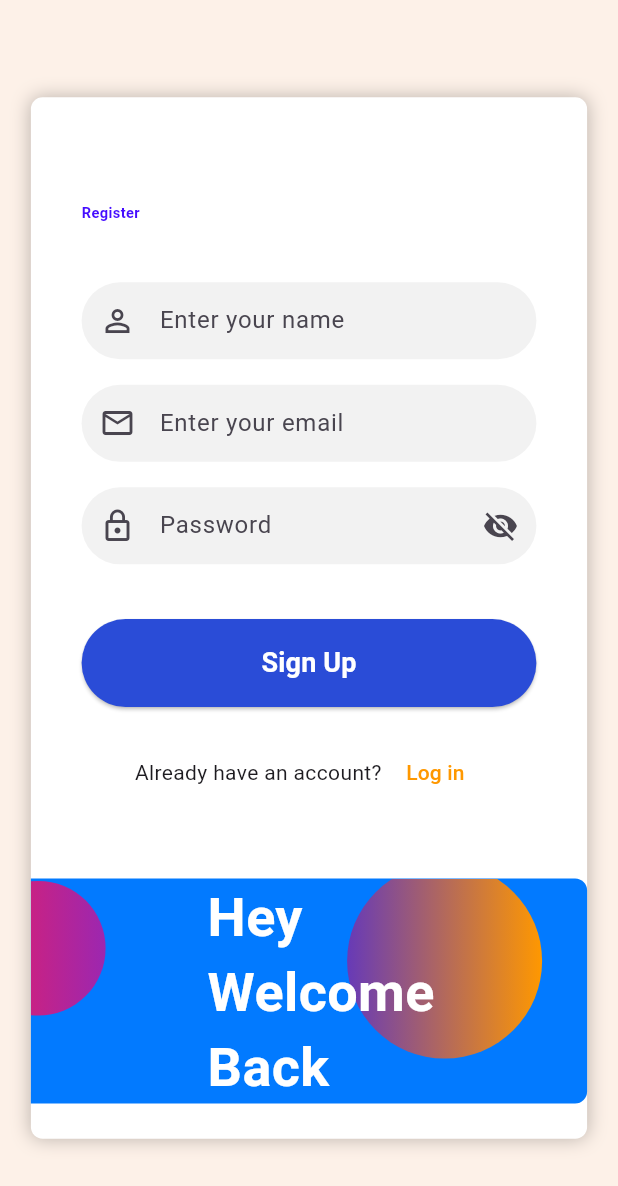
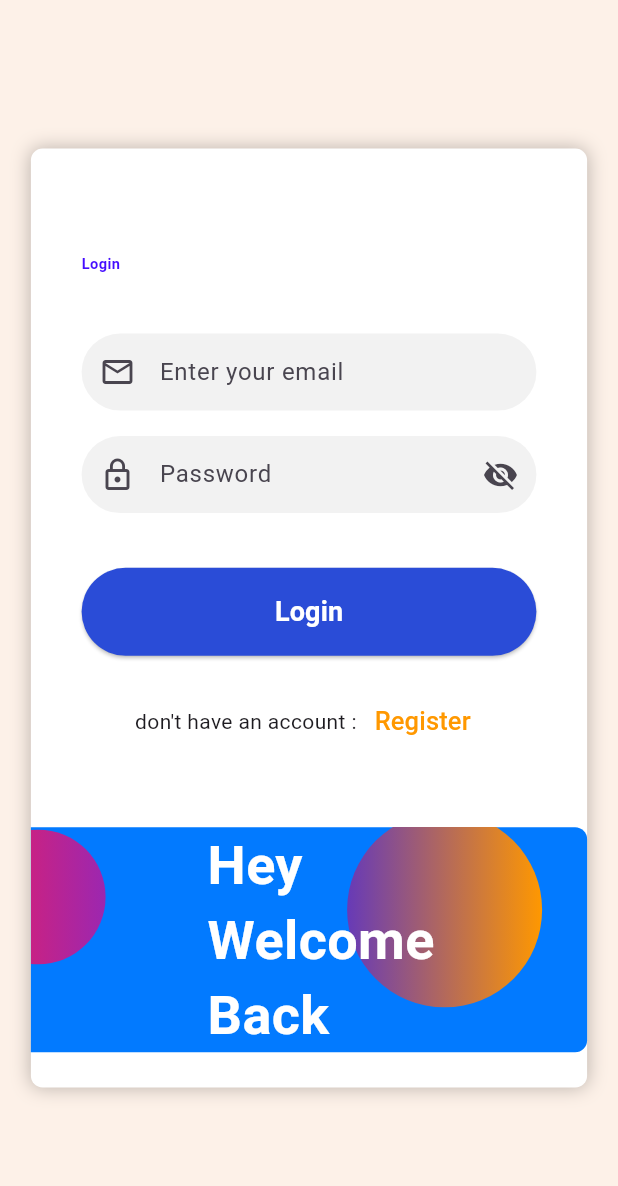
Before and after one commit to mhdzainalabidden/sign_up, a Flutter app: the screen it shows after launch, on a phone screen of 412 x 824 dp. Shown: the top 1186 px of the screen. Run offline on Flutter 3.47's test engine with Material 3 defaults, Android fonts, the phone set to English and light mode, and no system bars; our stand-ins replace flutter_screenutil, get, get_storage; accounts and stored records are empty; Roboto replaces fonts that are missing (Arial).

Commit message:
debugging the login module

```diff
--- a/sign_up/lib/bindings/login_binding.dart
+++ b/sign_up/lib/bindings/login_binding.dart
@@ -4,6 +4,6 @@ import '../controllers/login_controller.dart';
 class LoginBinding extends Bindings {
   @override
   void dependencies() {
-    Get.put(LoginController());
+    Get.put<LoginController>(LoginController());
   }
 }
--- a/sign_up/lib/controllers/register_controller.dart
+++ b/sign_up/lib/controllers/register_controller.dart
@@ -68,7 +68,6 @@ class RegisterController extends GetxController {
         email: email.value.trim(),
         password: password.value,
       );
-      registerData = RegistrarModel.fromJson(response);
 
       // On success, navigate to Admin Dashboard
       Get.offAllNamed(AppRoutes.ADMIN_DASH);
--- a/sign_up/lib/main.dart
+++ b/sign_up/lib/main.dart
@@ -25,7 +25,7 @@ class MyApp extends StatelessWidget {
             debugShowCheckedModeBanner: false,
             title: 'Hotel Management',
             theme: ThemeData(primarySwatch: Colors.blue, fontFamily: 'Arial'),
-            initialRoute: AppRoutes.REGISTER,
+            initialRoute: AppRoutes.LOGIN,
             getPages: AppPages.pages,
           ),
     );
--- a/sign_up/lib/routes/app_pages.dart
+++ b/sign_up/lib/routes/app_pages.dart
@@ -1,7 +1,9 @@
 // lib/routes/app_pages.dart
 
 import 'package:get/get.dart';
+import 'package:sign_up/bindings/login_binding.dart';
 import 'package:sign_up/bindings/register_binding.dart';
+import 'package:sign_up/views/login_screen.dart';
 import '../views/admin_dashboard_page.dart';
 import '../views/receptionist_dashboard_page.dart';
 import '../views/kitchen_dashboard_page.dart';
@@ -15,6 +17,11 @@ class AppPages {
       page: () => RegisterScreen(),
       binding: RegisterBinding(),
     ),
+    GetPage(
+      name: AppRoutes.LOGIN,
+      page: () => LoginScreen(),
+      binding: LoginBinding(),
+    ),
     // GetPage(name: AppRoutes.LOGIN, page: () => const LoginScreen()),
     GetPage(name: AppRoutes.ADMIN_DASH, page: () => const AdminDashboardPage()),
     GetPage(
--- a/sign_up/lib/services/login_service.dart
+++ b/sign_up/lib/services/login_service.dart
@@ -5,14 +5,20 @@ import '../models/login_model.dart';
 import '../utils/constants.dart'; // Make sure to set your baseUrl here
 
 class LoginService extends GetxService {
+  final http.Client _client;
+
   static const String apiBaseUrl = AppConstants.apiBaseUrl; // Use your base URL
-  Future<LoginModel?> login(String email, String password) async {
+  LoginService({http.Client? client}) : _client = client ?? http.Client();
+
+  Future<LoginModel?> login({
+    required String email,
+    required String password,
+  }) async {
     try {
-      final response = await http.post(
-        Uri.parse(
-          '$apiBaseUrl/login',
-        ), // Replace with your actual login endpoint
-        body: {'email': email, 'password': password},
+      final response = await _client.post(
+        Uri.parse('$apiBaseUrl/login'),
+        headers: {'Content-Type': 'application/json'},
+        body: jsonEncode({'email': email, 'password': password}),
       );
 
       if (response.statusCode == 200) {
--- a/sign_up/lib/views/login_screen.dart
+++ b/sign_up/lib/views/login_screen.dart
@@ -1,6 +1,7 @@
 import 'package:flutter/material.dart';
 import 'package:get/get.dart';
 import 'package:flutter_screenutil/flutter_screenutil.dart';
+import 'package:sign_up/routes/app_routes.dart';
 import '../controllers/login_controller.dart';
 
 class LoginScreen extends StatelessWidget {
@@ -31,10 +32,13 @@ class LoginScreen extends StatelessWidget {
                 ),
                 child:
                     isMobile
-                        ? Column(children: [_FormSection(controller)])
+                        ? Column(
+                          children: [_FormSection(controller), _SidePanel()],
+                        )
                         : Row(
                           children: [
                             Expanded(flex: 3, child: _FormSection(controller)),
+                            Expanded(flex: 2, child: _SidePanel()),
                           ],
                         ),
               ),
@@ -61,15 +65,19 @@ class _FormSection extends StatelessWidget {
             'Login',
             style: TextStyle(
               color: const Color.fromARGB(255, 69, 13, 255),
-              fontSize: 26.sp,
+              fontSize: 10.sp,
               fontWeight: FontWeight.bold,
             ),
           ),
           SizedBox(height: 40.h),
+
+          // Email
           SizedBox(
-            width: double.infinity - 40.w,
-            height: 80.h,
+            width: double.infinity,
+            height: 60.h,
             child: TextField(
+              onChanged: (v) => controller.email.value = v,
+              keyboardType: TextInputType.emailAddress,
               decoration: InputDecoration(
                 hintText: 'Enter your email',
                 filled: true,
@@ -84,20 +92,31 @@ class _FormSection extends StatelessWidget {
                   borderSide: BorderSide.none,
                 ),
               ),
-              onChanged: (val) => controller.email.value = val,
             ),
           ),
-          SizedBox(height: 40.h),
-          SizedBox(
-            width: double.infinity - 40.w,
-            height: 80.h,
+          SizedBox(height: 10.h),
+
+          // Password
+          Obx(
+            () => SizedBox(
+              width: double.infinity,
+              height: 60.h,
               child: TextField(
-              obscureText: true,
+                onChanged: (v) => controller.password.value = v,
+                obscureText: !controller.showPassword.value,
                 decoration: InputDecoration(
                   hintText: 'Password',
                   filled: true,
                   fillColor: const Color(0xFFF2F2F2),
                   prefixIcon: const Icon(Icons.lock_outline),
+                  suffixIcon: IconButton(
+                    icon: Icon(
+                      controller.showPassword.value
+                          ? Icons.visibility
+                          : Icons.visibility_off,
+                    ),
+                    onPressed: controller.togglePasswordVisibility,
+                  ),
                   contentPadding: EdgeInsets.symmetric(
                     horizontal: 20.w,
                     vertical: 14.h,
@@ -107,14 +126,16 @@ class _FormSection extends StatelessWidget {
                     borderSide: BorderSide.none,
                   ),
                 ),
-              onChanged: (val) => controller.password.value = val,
               ),
             ),
-          SizedBox(height: 10.h),
+          ),
+          SizedBox(height: 30.h),
+
+          // Sign Up Button
           Obx(
             () => SizedBox(
               width: double.infinity,
-              height: 50.h,
+              height: 60.h,
               child: ElevatedButton(
                 style: ElevatedButton.styleFrom(
                   backgroundColor: const Color(0xFF2A4CD7),
@@ -127,7 +148,7 @@ class _FormSection extends StatelessWidget {
                     controller.isLoading.value
                         ? const CircularProgressIndicator(color: Colors.white)
                         : const Text(
-                          'Log in',
+                          'Login',
                           style: TextStyle(
                             color: Colors.white,
                             fontSize: 18,
@@ -137,8 +158,90 @@ class _FormSection extends StatelessWidget {
               ),
             ),
           ),
+          SizedBox(height: 20.h),
+
+          // Link to Login
+          Row(
+            mainAxisAlignment: MainAxisAlignment.center,
+            children: [
+              const Text(" don't have an account :"),
+              TextButton(
+                onPressed: () => Get.offNamed(AppRoutes.REGISTER),
+                child: const Text(
+                  "Register",
+                  style: TextStyle(color: Colors.orange, fontSize: 17),
+                ),
+              ),
+            ],
+          ),
         ],
       ),
     );
   }
 }
+
+class _SidePanel extends StatelessWidget {
+  @override
+  Widget build(BuildContext context) {
+    return LayoutBuilder(
+      builder: (_, constraints) {
+        // final isMobile = constraints.maxWidth < 600;
+        return Container(
+          decoration: const BoxDecoration(
+            color: Color(0xFF027AFF),
+            borderRadius: BorderRadius.only(
+              topRight: Radius.circular(8),
+              bottomRight: Radius.circular(8),
+            ),
+          ),
+          child: Stack(
+            children: [
+              Positioned(
+                top: -100,
+                left: -40,
+                child: Container(
+                  width: 85.w,
+                  height: 300.h,
+                  decoration: const BoxDecoration(
+                    shape: BoxShape.circle,
+                    gradient: LinearGradient(
+                      colors: [Colors.pink, Colors.purple],
+                    ),
+                  ),
+                ),
+              ),
+              Positioned(
+                bottom: 30,
+                right: 30,
+                child: Container(
+                  width: 130,
+                  height: 130,
+                  decoration: const BoxDecoration(
+                    shape: BoxShape.circle,
+                    gradient: LinearGradient(
+                      colors: [Colors.deepPurple, Colors.orange],
+                    ),
+                  ),
+                ),
+              ),
+              const Center(
+                child: Padding(
+                  padding: EdgeInsets.only(left: 16.0),
+                  child: Text(
+                    'Hey\nWelcome\nBack',
+                    style: TextStyle(
+                      color: Colors.white,
+                      fontSize: 36,
+                      fontWeight: FontWeight.bold,
+                      height: 1.4,
+                    ),
+                  ),
+                ),
+              ),
+            ],
+          ),
+        );
+      },
+    );
+  }
+}
```
Also changed, not shown: sign_up/lib/controllers/login_controller.dart (+43 -2 lines), sign_up/lib/services/register_service.dart (+8 -7 lines). Lines whose indentation alone changed are shown as unchanged.
